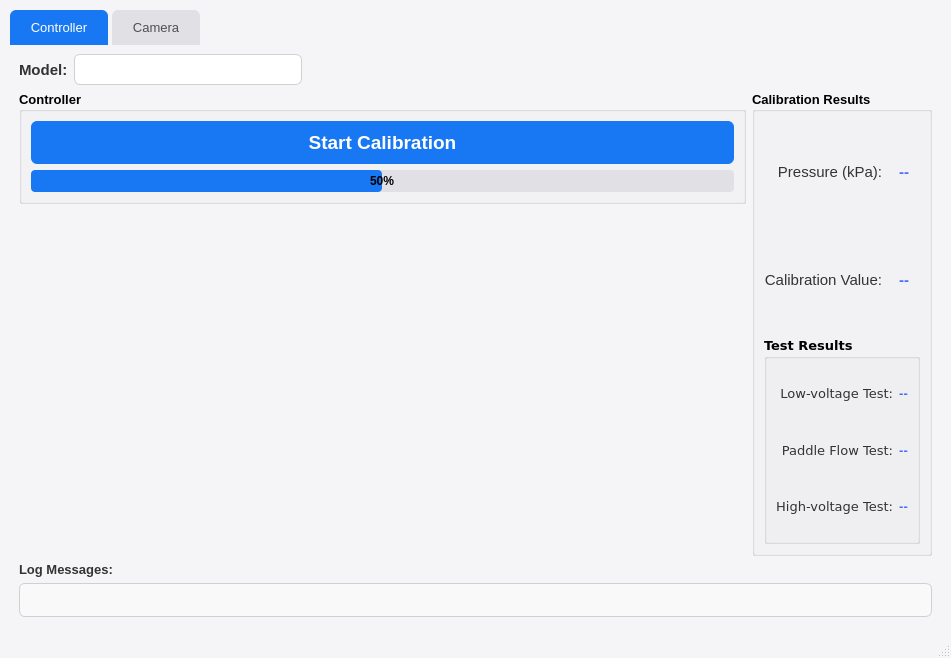
First picture: the form in GUIver5.2.ui, repository bachnguyen3005/KelcoProject2025, before the edit.
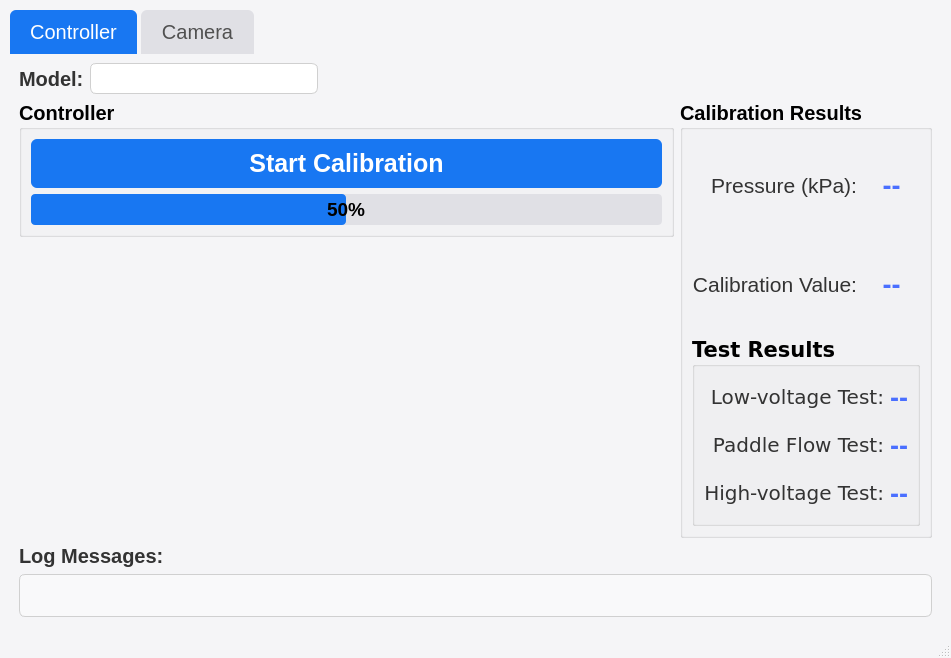
Second picture: the form after the edit. Icons and pictures are not drawn.

```diff
--- a/GUIver5.2.ui
+++ b/GUIver5.2.ui
@@ -154,7 +154,7 @@
       <property name="font">
        <font>
         <family>Segoe UI</family>
-        <pointsize>10</pointsize>
+        <pointsize>15</pointsize>
        </font>
       </property>
       <property name="cursor">
@@ -181,7 +181,7 @@
             <property name="font">
              <font>
               <family>Segoe UI</family>
-              <pointsize>11</pointsize>
+              <pointsize>15</pointsize>
               <weight>75</weight>
               <bold>true</bold>
              </font>
@@ -232,7 +232,7 @@
             <property name="font">
              <font>
               <family>Segoe UI</family>
-              <pointsize>10</pointsize>
+              <pointsize>15</pointsize>
               <weight>75</weight>
               <bold>true</bold>
              </font>
@@ -246,7 +246,7 @@
                <property name="font">
                 <font>
                  <family>Segoe UI</family>
-                 <pointsize>14</pointsize>
+                 <pointsize>19</pointsize>
                  <weight>75</weight>
                  <bold>true</bold>
                 </font>
@@ -286,7 +286,7 @@
                <property name="font">
                 <font>
                  <family>Segoe UI</family>
-                 <pointsize>9</pointsize>
+                 <pointsize>14</pointsize>
                 </font>
                </property>
                <property name="cursor">
@@ -337,7 +337,7 @@
             <property name="font">
              <font>
               <family>Segoe UI</family>
-              <pointsize>10</pointsize>
+              <pointsize>15</pointsize>
               <weight>75</weight>
               <bold>true</bold>
              </font>
@@ -353,7 +353,7 @@
                  <property name="font">
                   <font>
                    <family>Segoe UI</family>
-                   <pointsize>11</pointsize>
+                   <pointsize>20</pointsize>
                    <weight>75</weight>
                    <bold>true</bold>
                   </font>
@@ -374,7 +374,7 @@
                  <property name="font">
                   <font>
                    <family>Segoe UI</family>
-                   <pointsize>11</pointsize>
+                   <pointsize>16</pointsize>
                    <weight>50</weight>
                    <bold>false</bold>
                   </font>
@@ -404,7 +404,7 @@
                  <property name="font">
                   <font>
                    <family>Segoe UI</family>
-                   <pointsize>11</pointsize>
+                   <pointsize>16</pointsize>
                    <weight>50</weight>
                    <bold>false</bold>
                   </font>
@@ -431,7 +431,7 @@
                  <property name="font">
                   <font>
                    <family>Segoe UI</family>
-                   <pointsize>11</pointsize>
+                   <pointsize>20</pointsize>
                    <weight>75</weight>
                    <bold>true</bold>
                   </font>
@@ -454,7 +454,7 @@
                <property name="font">
                 <font>
                  <family>DejaVu Sans</family>
-                 <pointsize>10</pointsize>
+                 <pointsize>16</pointsize>
                  <weight>75</weight>
                  <bold>true</bold>
                 </font>
@@ -470,7 +470,7 @@
                     <property name="font">
                      <font>
                       <family>Segoe UI</family>
-                      <pointsize>10</pointsize>
+                      <pointsize>15</pointsize>
                       <weight>50</weight>
                       <bold>false</bold>
                      </font>
@@ -500,7 +500,7 @@
                     <property name="font">
                      <font>
                       <family>Segoe UI</family>
-                      <pointsize>10</pointsize>
+                      <pointsize>20</pointsize>
                       <weight>75</weight>
                       <bold>true</bold>
                      </font>
@@ -521,7 +521,7 @@
                     <property name="font">
                      <font>
                       <family>Segoe UI</family>
-                      <pointsize>10</pointsize>
+                      <pointsize>15</pointsize>
                       <weight>50</weight>
                       <bold>false</bold>
                      </font>
@@ -548,7 +548,7 @@
                     <property name="font">
                      <font>
                       <family>Segoe UI</family>
-                      <pointsize>10</pointsize>
+                      <pointsize>20</pointsize>
                       <weight>75</weight>
                       <bold>true</bold>
                      </font>
@@ -569,7 +569,7 @@
                     <property name="font">
                      <font>
                       <family>Segoe UI</family>
-                      <pointsize>10</pointsize>
+                      <pointsize>15</pointsize>
                       <weight>50</weight>
                       <bold>false</bold>
                      </font>
@@ -599,7 +599,7 @@
                     <property name="font">
                      <font>
                       <family>Segoe UI</family>
-                      <pointsize>10</pointsize>
+                      <pointsize>20</pointsize>
                       <weight>75</weight>
                       <bold>true</bold>
                      </font>
@@ -632,7 +632,7 @@
             <property name="font">
              <font>
               <family>Segoe UI</family>
-              <pointsize>10</pointsize>
+              <pointsize>15</pointsize>
               <weight>75</weight>
               <bold>true</bold>
              </font>
@@ -647,7 +647,7 @@
             <property name="font">
              <font>
               <family>Segoe UI</family>
-              <pointsize>9</pointsize>
+              <pointsize>14</pointsize>
              </font>
             </property>
             <property name="styleSheet">
```
